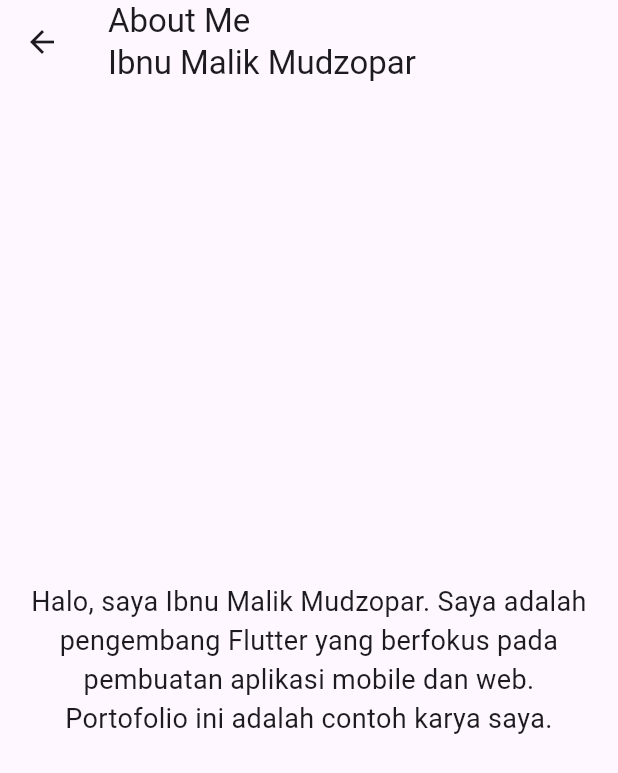
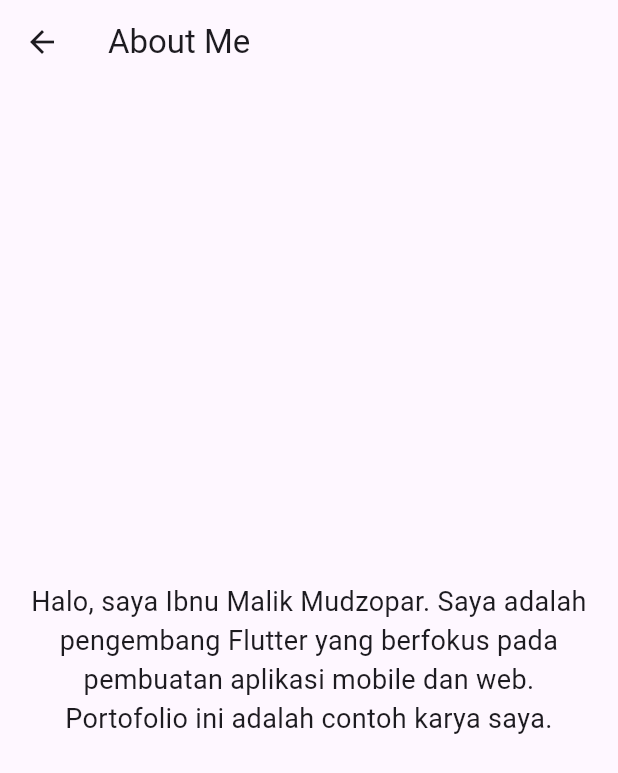
Before and after one commit to ibnumalikmudzopar/ibnumalikmudzopar_portofolio, a Flutter app: the AboutPage screen opened by its route, on a phone screen of 412 x 824 dp. Shown: the top 773 px of the screen. Run offline on Flutter 3.47's test engine with Material 3 defaults, Android fonts, the phone set to English and light mode, and no system bars; our stand-ins replace get.

Commit message:
Update about_page.dart

```diff
--- a/lib/page/about_page.dart
+++ b/lib/page/about_page.dart
@@ -5,7 +5,7 @@ class AboutPage extends StatelessWidget {
   Widget build(BuildContext context) {
     return Scaffold(
       appBar: AppBar(
-        title: Text('About Me\nIbnu Malik Mudzopar'),
+        title: Text('About Me'),
       ),
       body: Center(
         child: Padding(
```
